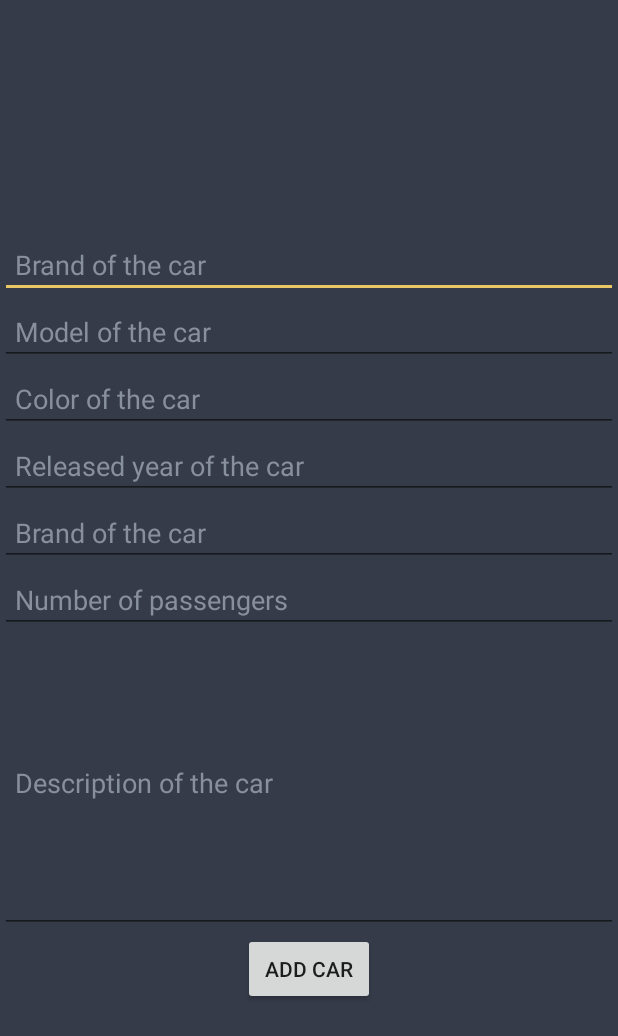
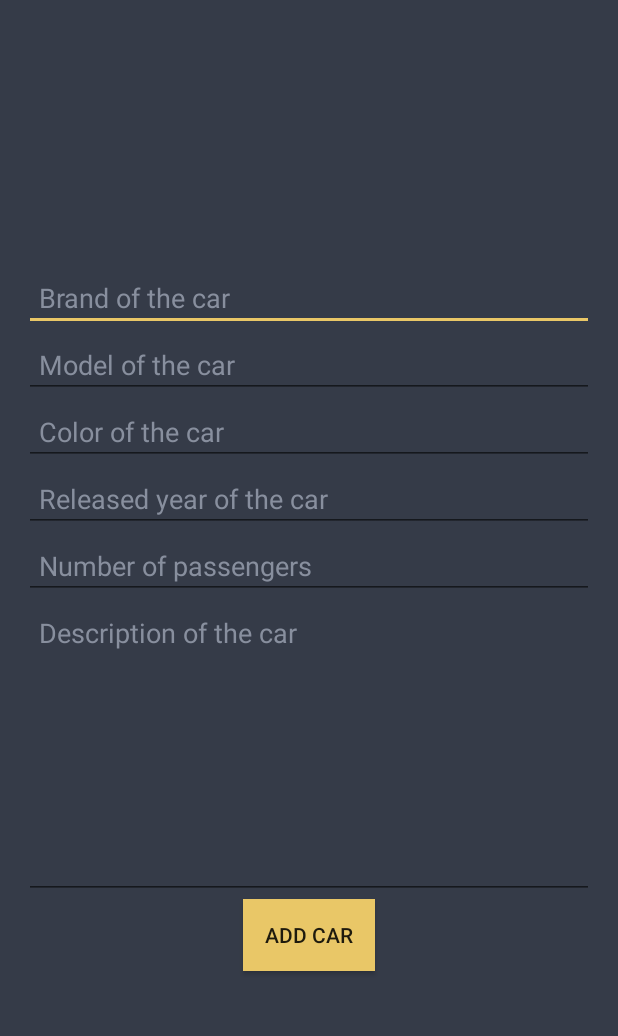
Before and after one commit to NithyaYamsinghe/pickacar, an Android app: the layout activity_add_car.xml on its own in the app's theme, with its tools: preview values and no code run, on a phone screen of 412 x 824 dp. Shown: the top 1036 px of the screen. Run offline under Robolectric (Android 15) with nearby library versions, the phone set to English and light mode, and no system bars.

Commit message:
finalizing add car validations

```diff
--- a/app/src/main/res/layout/activity_add_car.xml
+++ b/app/src/main/res/layout/activity_add_car.xml
@@ -7,6 +7,7 @@
     android:orientation="vertical"
     android:gravity="center"
     android:background="@color/colorPrimary"
+    android:padding="16dp"
     tools:context="com.orioton.pickacar.admin.ActivityAddCar">
 
     <EditText
@@ -17,6 +18,7 @@
         android:inputType="textPersonName"
         android:textColorHint="@color/colorTint"
         android:padding="10dp"
+        android:textColor="@color/white"
         />
 
     <EditText
@@ -27,6 +29,7 @@
         android:inputType="textPersonName"
         android:textColorHint="@color/colorTint"
         android:padding="10dp"
+        android:textColor="@color/white"
         />
 
     <EditText
@@ -37,6 +40,7 @@
         android:inputType="textPersonName"
         android:textColorHint="@color/colorTint"
         android:padding="10dp"
+        android:textColor="@color/white"
         />
 
     <EditText
@@ -47,17 +51,9 @@
         android:hint="Released year of the car"
         android:textColorHint="@color/colorTint"
         android:padding="10dp"
+        android:textColor="@color/white"
         />
 
-    <EditText
-        android:id="@+id/et_car_year"
-        android:layout_width="match_parent"
-        android:layout_height="wrap_content"
-        android:hint="Brand of the car"
-        android:inputType="textPersonName"
-        android:textColorHint="@color/colorTint"
-        android:padding="10dp"
-        />
     <EditText
         android:id="@+id/et_car_passengers"
         android:layout_width="match_parent"
@@ -66,6 +62,7 @@
         android:inputType="numberDecimal"
         android:textColorHint="@color/colorTint"
         android:padding="10dp"
+        android:textColor="@color/white"
         />
 
     <EditText
@@ -76,6 +73,8 @@
         android:inputType="textMultiLine"
         android:textColorHint="@color/colorTint"
         android:padding="10dp"
+        android:gravity="top"
+        android:textColor="@color/white"
         />
 
     <Button
@@ -83,6 +82,8 @@
         android:layout_width="wrap_content"
         android:layout_height="wrap_content"
         android:text="Add Car"
-        android:layout_gravity="center" />
+        android:layout_gravity="center"
+        android:background="@color/colorAccent"
+        />
 
 </LinearLayout>
--- a/app/src/main/res/values/strings.xml
+++ b/app/src/main/res/values/strings.xml
@@ -1,3 +1,9 @@
 <resources>
     <string name="app_name">PickACar</string>
+    <string name="invalid_model_name">Enter a valid model name</string>
+    <string name="invalid_brand_name">Enter a valid brand name</string>
+    <string name="invalid_color_name">Enter a valid color name</string>
+    <string name="invalid_passangers">Enter valid passanger amount</string>
+    <string name="invalid_released_year">Enter valid released year</string>
+    <string name="invalid_description">Enter a valid description</string>
 </resources>
```
Also changed, not shown: app/src/main/java/com/orioton/pickacar/admin/ActivityAddCar.java (+61 -0 lines).
